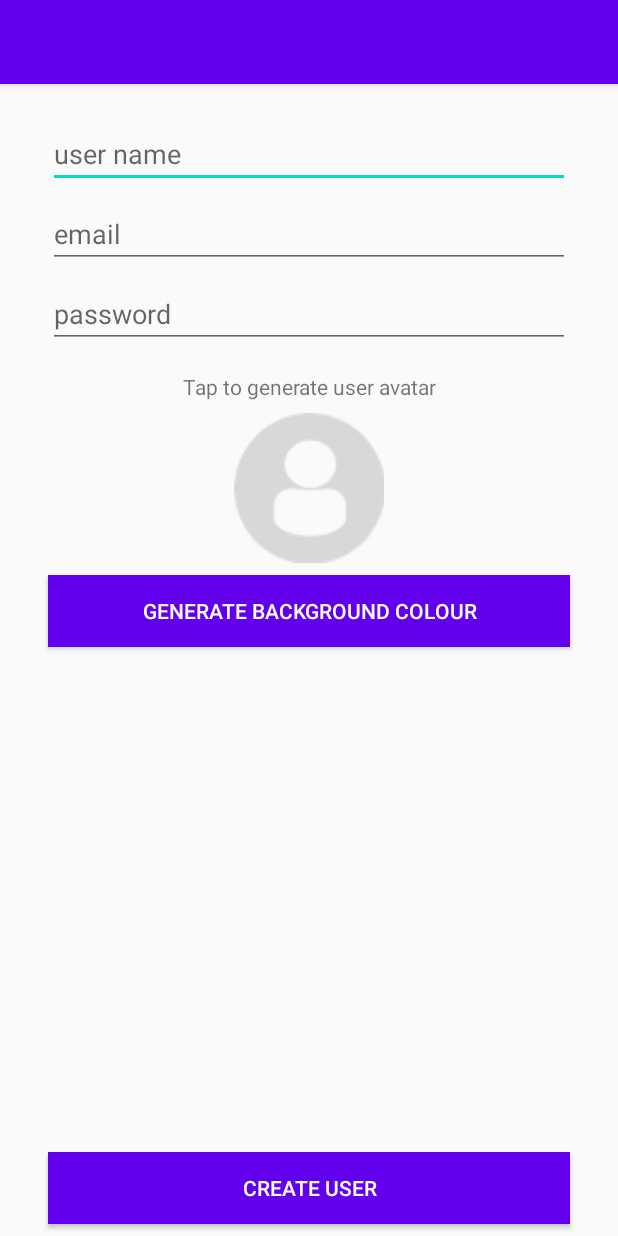
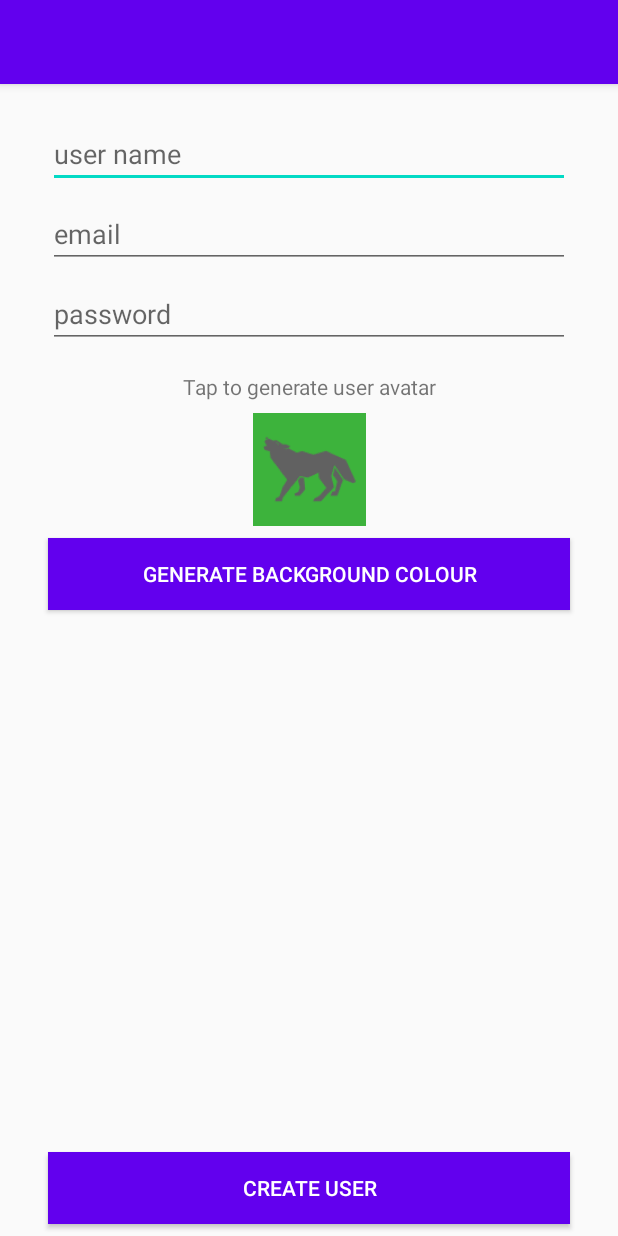
Before and after one commit to rajeshsahu09/SmackApp, an Android app: the CreateUserActivity screen opened directly, with no data from a screen before it, after a tap on "GENERATE BACKGROUND COLOUR", on a phone screen of 412 x 824 dp. Run offline under Robolectric (Android 15) with nearby library versions, the phone set to English and light mode, and no system bars; 1 other tap on this screen came first.

Commit message:
Initial Commit

```diff
--- a/app/src/main/java/com/example/smackapp/CreateUserActivity.kt
+++ b/app/src/main/java/com/example/smackapp/CreateUserActivity.kt
@@ -1,21 +1,51 @@
 package com.example.smackapp
 
+import android.graphics.Color
 import androidx.appcompat.app.AppCompatActivity
 import android.os.Bundle
 import android.view.View
 import android.widget.ImageView
+import kotlinx.android.synthetic.main.activity_create_user.*
+import kotlin.random.Random
 
 class CreateUserActivity : AppCompatActivity() {
+
+    var userAvatar = "profiledefault"
+    var avatarColor = "[0.5, 0.5, 0.5, 1]"
+
     override fun onCreate(savedInstanceState: Bundle?) {
         super.onCreate(savedInstanceState)
         setContentView(R.layout.activity_create_user)
     }
 
     fun onClickAvatarImg(view: View) {
+        // creates user pic for new users
+        val random = java.util.Random()
+        val color = random.nextInt(2)
+        val avatar = random.nextInt(28)
 
+        if(color == 0) {
+            userAvatar = "light$avatar"
+        } else {
+            userAvatar = "dark$avatar"
+        }
+        val resourceId = resources.getIdentifier(userAvatar, "drawable", packageName)
+        createuser_avatarimg.setImageResource(resourceId)
     }
 
     fun onClickGenerateBckColor(view: View) {
+        val random = java.util.Random()
+        val r = random.nextInt(255)
+        val g = random.nextInt(255)
+        val b = random.nextInt(255)
+
+        createuser_avatarimg.setBackgroundColor(Color.rgb(r, g, b))
+
+        val savedR = r.toDouble() / 255
+        val savedG = g.toDouble() / 255
+        val savedB = b.toDouble() / 255
+        avatarColor = "[$savedR, $savedG, $savedB, 1]"
+        println(avatarColor)
     }
 
     fun onClickCreateUser(view: View) {
--- a/app/src/main/res/layout/activity_create_user.xml
+++ b/app/src/main/res/layout/activity_create_user.xml
@@ -64,8 +64,8 @@
 
     <ImageView
         android:id="@+id/createuser_avatarimg"
-        android:layout_width="100dp"
-        android:layout_height="100dp"
+        android:layout_width="75dp"
+        android:layout_height="75dp"
         android:layout_marginTop="8dp"
         android:onClick="onClickAvatarImg"
         app:layout_constraintEnd_toEndOf="parent"
```
